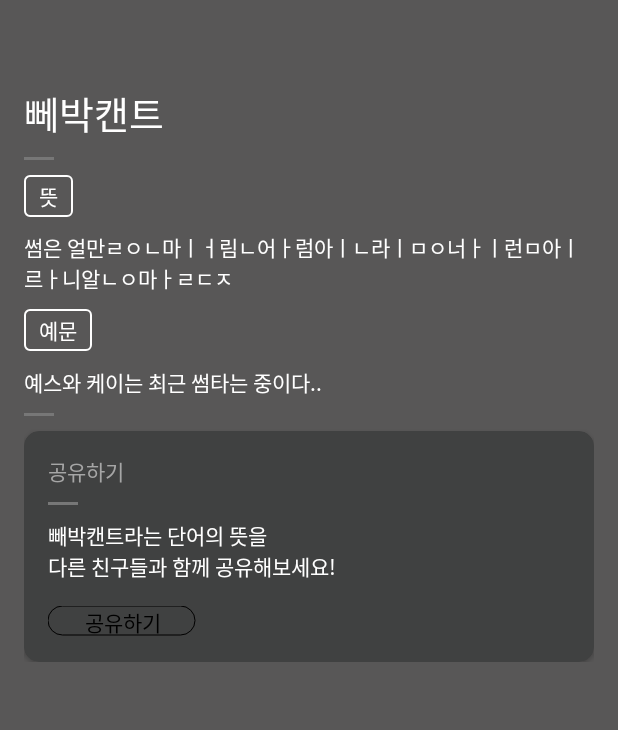
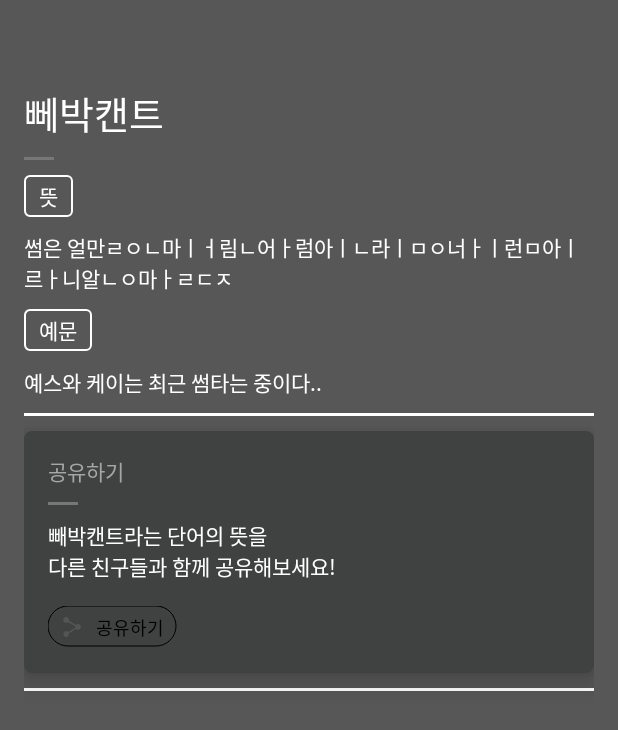
Before and after one commit to Hangeulro/Hangeulro, an Android app: the DicDetailViewActivity screen opened directly, with no data from a screen before it, on a phone screen of 412 x 824 dp. Shown: the top 730 px of the screen. Run offline under Robolectric (Android 15) with nearby library versions, the phone set to English and light mode, and no system bars; our stand-ins replace data binding; 6 statements that could not run were skipped.

Commit message:
[DicDetailView] Layout Prototype Complete

```diff
--- a/app/src/main/res/layout/activity_dic_detail_view.xml
+++ b/app/src/main/res/layout/activity_dic_detail_view.xml
@@ -1,4 +1,5 @@
-<?xml version="1.0" encoding="utf-8"?>
+<layout>
+
     <LinearLayout xmlns:android="http://schemas.android.com/apk/res/android"
         xmlns:cardview="http://schemas.android.com/apk/res-auto"
         xmlns:tools="http://schemas.android.com/tools"
@@ -21,6 +22,7 @@
             android:orientation="vertical">
 
             <TextView
+                android:id="@+id/dicDetailTitle"
                 android:layout_width="wrap_content"
                 android:layout_height="wrap_content"
                 android:singleLine="true"
@@ -48,6 +50,7 @@
                 android:textSize="14sp" />
 
             <TextView
+                android:id="@+id/dicDetailMeaning"
                 android:layout_width="wrap_content"
                 android:layout_height="wrap_content"
                 android:layout_marginTop="10dp"
@@ -69,11 +72,50 @@
                 android:textSize="14sp" />
 
             <TextView
+                android:id="@+id/dicDetailExample"
                 android:layout_width="wrap_content"
                 android:layout_height="wrap_content"
                 android:layout_marginTop="10dp"
                 android:text="예스와 케이는 최근 썸타는 중이다.."
                 android:textColor="#FFF"
+                android:textSize="14sp" />
+
+            <View
+                android:layout_width="match_parent"
+                android:layout_height="2dp"
+                android:layout_marginBottom="10dp"
+                android:layout_marginTop="10dp"
+                android:background="@android:color/white" />
+
+            <android.support.v7.widget.CardView
+                android:layout_width="match_parent"
+                android:layout_height="wrap_content"
+                cardview:cardBackgroundColor="#404141"
+                cardview:cardCornerRadius="5dp"
+                cardview:cardElevation="10dp">
+
+                <RelativeLayout
+                    android:layout_width="match_parent"
+                    android:layout_height="match_parent">
+
+                    <ImageView
+                        android:layout_width="wrap_content"
+                        android:layout_height="wrap_content"
+                        android:layout_alignParentRight="true"
+                        android:layout_centerVertical="true" />
+                </RelativeLayout>
+
+                <LinearLayout
+                    android:layout_width="match_parent"
+                    android:layout_height="wrap_content"
+                    android:orientation="vertical"
+                    android:padding="16dp">
+
+                    <TextView
+                        android:layout_width="wrap_content"
+                        android:layout_height="wrap_content"
+                        android:text="공유하기"
+                        android:textColor="@color/textColorBright"
                         android:textSize="14sp" />
 
                     <View
@@ -83,50 +125,43 @@
                         android:layout_marginTop="10dp"
                         android:background="@color/textColor" />
 
-        <android.support.v7.widget.CardView
-            android:layout_width="match_parent"
-            android:layout_height="wrap_content"
-            cardview:cardBackgroundColor="#404141"
-            cardview:cardCornerRadius="10dp">
-
-            <RelativeLayout
-                android:layout_width="match_parent"
-                android:layout_height="match_parent"></RelativeLayout>
-
-            <LinearLayout
-                android:orientation="vertical"
-                android:layout_width="match_parent"
-                android:layout_height="wrap_content"
-                android:padding="16dp">
-
                     <TextView
-                    android:textSize="14sp"
+                        android:id="@+id/dicDetailShare"
                         android:layout_width="wrap_content"
                         android:layout_height="wrap_content"
+                        android:text="빼박캔트라는 단어의 뜻을\n다른 친구들과 함께 공유해보세요!"
+                        android:textColor="#FFF"
+                        android:textSize="14sp" />
+
+                    <kr.edcan.hangeulro.views.CartaTagView
+                        android:id="@+id/dicDetailShareLaunch"
+                        android:layout_width="wrap_content"
+                        android:layout_height="wrap_content"
+                        android:layout_marginTop="16dp"
+                        android:drawableLeft="@drawable/ic_dicsebu_share"
+                        android:drawablePadding="10dp"
+                        android:drawableStart="@drawable/ic_dicsebu_share"
+                        android:paddingBottom="5dp"
+                        android:paddingLeft="10dp"
+                        android:paddingRight="10dp"
+                        android:paddingTop="5dp"
                         android:text="공유하기"
-                    android:textColor="@color/textColorBright" />
+                        android:textSize="12sp"
+                        cardview:fullMode="true"
+                        cardview:textThemeColor="@color/dicDetailViewBG"
+                        cardview:textThemeColorEnabled="true"
+                        cardview:themeColor="#FFF" />
+                </LinearLayout>
+            </android.support.v7.widget.CardView>
 
             <View
-                    android:layout_width="20dp"
+                android:layout_width="match_parent"
                 android:layout_height="2dp"
                 android:layout_marginBottom="10dp"
                 android:layout_marginTop="10dp"
-                    android:background="@color/textColor" />
-                <TextView
-                    android:textSize="14sp"
-                    android:textColor="#FFF"
-                    android:text="빼박캔트라는 단어의 뜻을\n다른 친구들과 함께 공유해보세요!"
-                    android:layout_width="wrap_content"
-                    android:layout_height="wrap_content" />
+                android:background="@android:color/white" />
 
-                <kr.edcan.hangeulro.views.CartaTagView
-                    android:layout_marginTop="16dp"
-                    cardview:themeColor="#FFF"
-                    cardview:fullMode="true"
-                    android:text="공유하기"
-                    android:layout_width="100dp"
-                    android:layout_height="wrap_content" />
-            </LinearLayout>
-        </android.support.v7.widget.CardView>
+
         </LinearLayout>
     </LinearLayout>
+</layout>
```
Also changed, not shown: app/src/main/res/drawable-hdpi/bg_quizmain_btnbg.png, app/src/main/res/drawable-hdpi/ic_main_dic.png, app/src/main/res/drawable-xhdpi/bg_quizmain_btnbg.png, app/src/main/res/drawable-xhdpi/ic_main_dic.png, app/src/main/res/drawable-xxhdpi/bg_quizmain_btnbg.png, app/src/main/res/drawable-xxhdpi/ic_main_dic.png, app/src/main/res/drawable-xxxhdpi/bg_quizmain_btnbg.png, app/src/main/res/drawable-xxxhdpi/ic_main_dic.png, app/src/main/res/drawable-xxxhdpi/logo_dic_main.png, app/src/main/res/drawable-xxxhdpi/logo_login_hangeul.png. Lines whose indentation alone changed are shown as unchanged.
